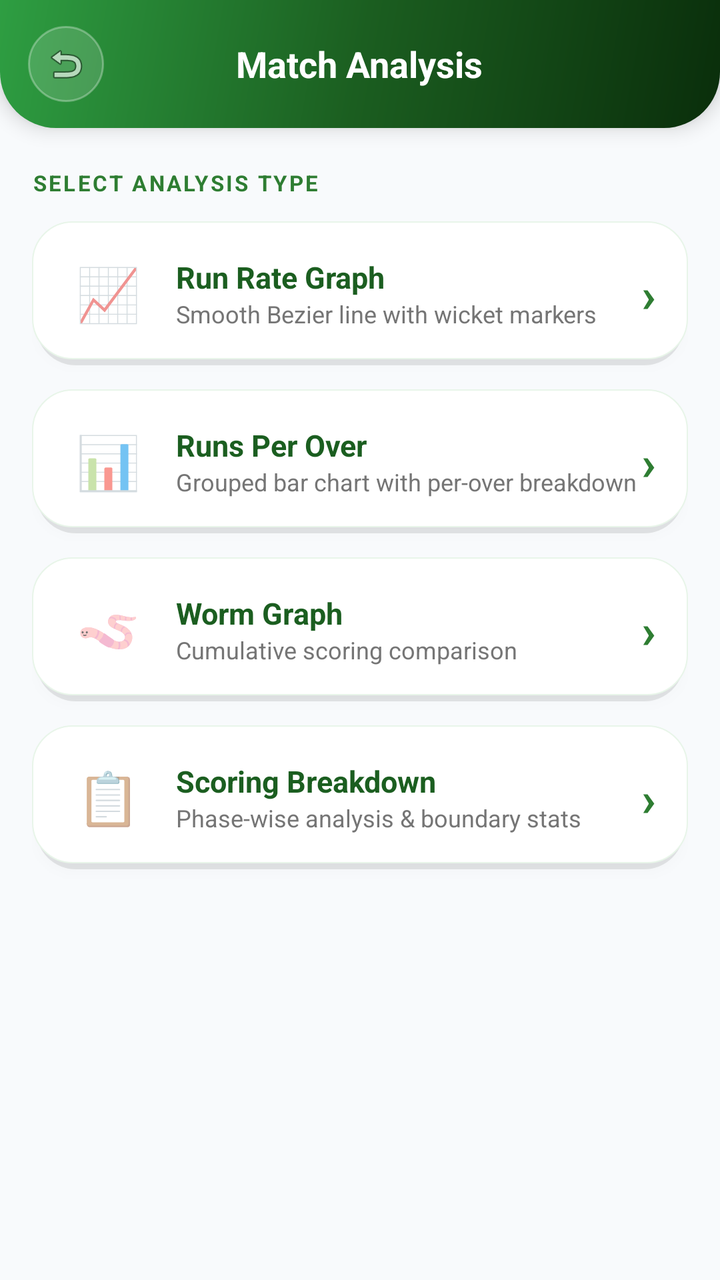
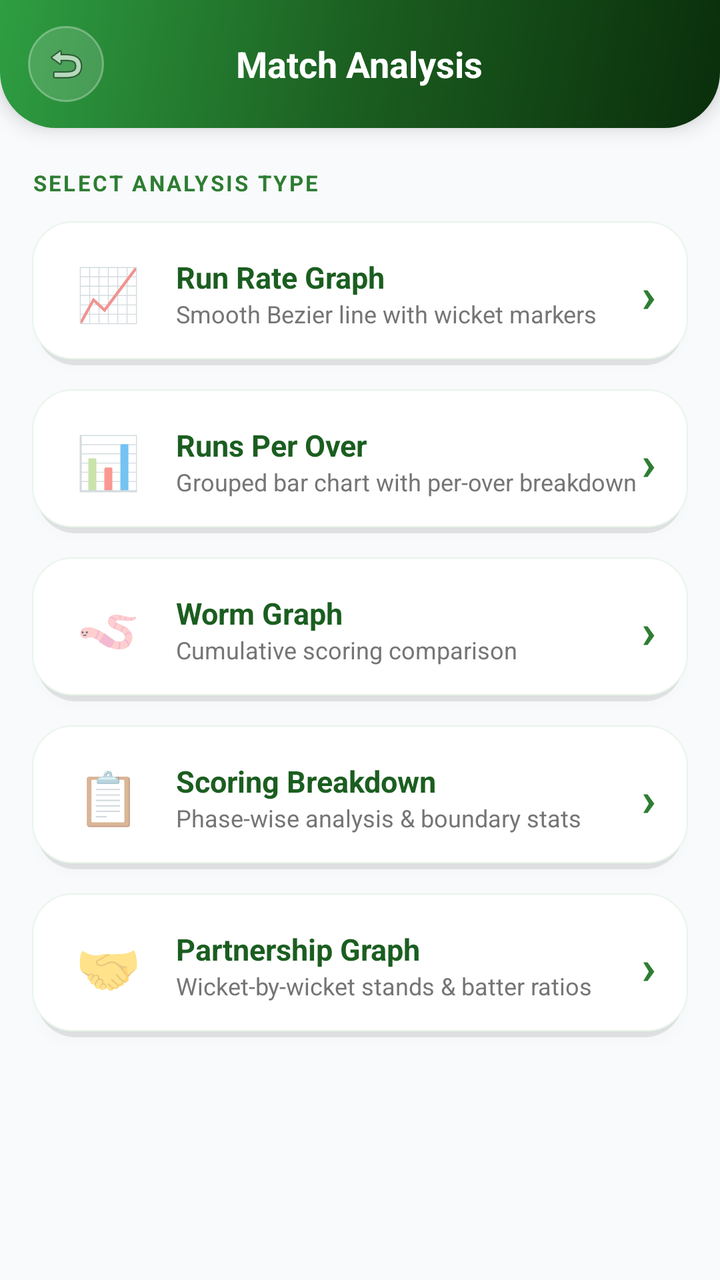

Before-and-after screenshots of an Android layout around one commit, followed by the original layout XML and the change that was made.
<!-- AndroidManifest.xml: application theme AppTheme.NoActionBar -->
<!-- res/layout/activity_compare.xml -->
<?xml version="1.0" encoding="utf-8"?>
<LinearLayout xmlns:android="http://schemas.android.com/apk/res/android"
    xmlns:app="http://schemas.android.com/apk/res-auto"
    android:layout_width="match_parent"
    android:layout_height="match_parent"
    android:orientation="vertical"
    android:fitsSystemWindows="true"
    android:background="#F8FAFC">

    
    <RelativeLayout
        android:layout_width="match_parent"
        android:layout_height="64dp"
        android:background="@drawable/bg_hero_header"
        android:elevation="6dp"
        android:paddingHorizontal="14dp">

        <ImageView
            android:id="@+id/btnBackCompare"
            android:layout_width="38dp"
            android:layout_height="38dp"
            android:background="@drawable/bg_header_action_circle"
            android:clickable="true"
            android:focusable="true"
            android:padding="8dp"
            android:src="@android:drawable/ic_menu_revert"
            app:tint="#FFFFFF"
            android:layout_centerVertical="true"
            android:contentDescription="Back" />

        <TextView
            android:id="@+id/tvCompareHeader"
            android:layout_width="wrap_content"
            android:layout_height="wrap_content"
            android:text="Match Analysis"
            android:textColor="#FFFFFF"
            android:textSize="18sp"
            android:textStyle="bold"
            android:layout_centerInParent="true" />
    </RelativeLayout>

    <ScrollView
        android:layout_width="match_parent"
        android:layout_height="match_parent"
        android:overScrollMode="never">

        <LinearLayout
            android:layout_width="match_parent"
            android:layout_height="wrap_content"
            android:orientation="vertical"
            android:padding="16dp">

            
            <TextView
                android:layout_width="wrap_content"
                android:layout_height="wrap_content"
                android:text="SELECT ANALYSIS TYPE"
                android:textSize="11sp"
                android:textColor="#2E7D32"
                android:textStyle="bold"
                android:letterSpacing="0.1"
                android:layout_marginBottom="12dp"
                android:layout_marginTop="4dp" />

            
            <LinearLayout
                android:id="@+id/btnRunRateGraph"
                android:layout_width="match_parent"
                android:layout_height="72dp"
                android:orientation="horizontal"
                android:gravity="center_vertical"
                android:background="@drawable/bg_card_modern"
                android:elevation="3dp"
                android:padding="16dp"
                android:layout_marginBottom="12dp"
                android:clickable="true"
                android:focusable="true">

                <TextView
                    android:layout_width="44dp"
                    android:layout_height="44dp"
                    android:text="📈"
                    android:textSize="26sp"
                    android:gravity="center" />

                <LinearLayout
                    android:layout_width="0dp"
                    android:layout_height="wrap_content"
                    android:layout_weight="1"
                    android:orientation="vertical"
                    android:paddingStart="12dp">

                    <TextView
                        android:layout_width="wrap_content"
                        android:layout_height="wrap_content"
                        android:text="Run Rate Graph"
                        android:textSize="15sp"
                        android:textColor="#1B5E20"
                        android:textStyle="bold" />

                    <TextView
                        android:layout_width="wrap_content"
                        android:layout_height="wrap_content"
                        android:text="Smooth Bezier line with wicket markers"
                        android:textSize="12sp"
                        android:textColor="#757575" />
                </LinearLayout>

                <TextView
                    android:layout_width="wrap_content"
                    android:layout_height="wrap_content"
                    android:text="›"
                    android:textSize="24sp"
                    android:textColor="#2E7D32"
                    android:textStyle="bold" />
            </LinearLayout>

            
            <LinearLayout
                android:id="@+id/btnBarChart"
                android:layout_width="match_parent"
                android:layout_height="72dp"
                android:orientation="horizontal"
                android:gravity="center_vertical"
                android:background="@drawable/bg_card_modern"
                android:elevation="3dp"
                android:padding="16dp"
                android:layout_marginBottom="12dp"
                android:clickable="true"
                android:focusable="true">

                <TextView
                    android:layout_width="44dp"
                    android:layout_height="44dp"
                    android:text="📊"
                    android:textSize="26sp"
                    android:gravity="center" />

                <LinearLayout
                    android:layout_width="0dp"
                    android:layout_height="wrap_content"
                    android:layout_weight="1"
                    android:orientation="vertical"
                    android:paddingStart="12dp">

                    <TextView
                        android:layout_width="wrap_content"
                        android:layout_height="wrap_content"
                        android:text="Runs Per Over"
                        android:textSize="15sp"
                        android:textColor="#1B5E20"
                        android:textStyle="bold" />

                    <TextView
                        android:layout_width="wrap_content"
                        android:layout_height="wrap_content"
                        android:text="Grouped bar chart with per-over breakdown"
                        android:textSize="12sp"
                        android:textColor="#757575" />
                </LinearLayout>

                <TextView
                    android:layout_width="wrap_content"
                    android:layout_height="wrap_content"
                    android:text="›"
                    android:textSize="24sp"
                    android:textColor="#2E7D32"
                    android:textStyle="bold" />
            </LinearLayout>

            
            <LinearLayout
                android:id="@+id/btnWormGraph"
                android:layout_width="match_parent"
                android:layout_height="72dp"
                android:orientation="horizontal"
                android:gravity="center_vertical"
                android:background="@drawable/bg_card_modern"
                android:elevation="3dp"
                android:padding="16dp"
                android:layout_marginBottom="12dp"
                android:clickable="true"
                android:focusable="true">

                <TextView
                    android:layout_width="44dp"
                    android:layout_height="44dp"
                    android:text="🪱"
                    android:textSize="26sp"
                    android:gravity="center" />

                <LinearLayout
                    android:layout_width="0dp"
                    android:layout_height="wrap_content"
                    android:layout_weight="1"
                    android:orientation="vertical"
                    android:paddingStart="12dp">

                    <TextView
                        android:layout_width="wrap_content"
                        android:layout_height="wrap_content"
                        android:text="Worm Graph"
                        android:textSize="15sp"
                        android:textColor="#1B5E20"
                        android:textStyle="bold" />

                    <TextView
                        android:layout_width="wrap_content"
                        android:layout_height="wrap_content"
                        android:text="Cumulative scoring comparison"
                        android:textSize="12sp"
                        android:textColor="#757575" />
                </LinearLayout>

                <TextView
                    android:layout_width="wrap_content"
                    android:layout_height="wrap_content"
                    android:text="›"
                    android:textSize="24sp"
                    android:textColor="#2E7D32"
                    android:textStyle="bold" />
            </LinearLayout>

            
            <LinearLayout
                android:id="@+id/btnScoringBreakdown"
                android:layout_width="match_parent"
                android:layout_height="72dp"
                android:orientation="horizontal"
                android:gravity="center_vertical"
                android:background="@drawable/bg_card_modern"
                android:elevation="3dp"
                android:padding="16dp"
                android:layout_marginBottom="12dp"
                android:clickable="true"
                android:focusable="true">

                <TextView
                    android:layout_width="44dp"
                    android:layout_height="44dp"
                    android:text="📋"
                    android:textSize="26sp"
                    android:gravity="center" />

                <LinearLayout
                    android:layout_width="0dp"
                    android:layout_height="wrap_content"
                    android:layout_weight="1"
                    android:orientation="vertical"
                    android:paddingStart="12dp">

                    <TextView
                        android:layout_width="wrap_content"
                        android:layout_height="wrap_content"
                        android:text="Scoring Breakdown"
                        android:textSize="15sp"
                        android:textColor="#1B5E20"
                        android:textStyle="bold" />

                    <TextView
                        android:layout_width="wrap_content"
                        android:layout_height="wrap_content"
                        android:text="Phase-wise analysis &amp; boundary stats"
                        android:textSize="12sp"
                        android:textColor="#757575" />
                </LinearLayout>

                <TextView
                    android:layout_width="wrap_content"
                    android:layout_height="wrap_content"
                    android:text="›"
                    android:textSize="24sp"
                    android:textColor="#2E7D32"
                    android:textStyle="bold" />
            </LinearLayout>

        </LinearLayout>
    </ScrollView>

</LinearLayout>
<!-- resources referenced by this layout -->
<resources>
  <!-- drawable bg_card_modern (drawable) -->
  <?xml version="1.0" encoding="utf-8"?>
  <layer-list xmlns:android="http://schemas.android.com/apk/res/android">
      
      <item android:top="3dp" android:left="2dp" android:right="2dp" android:bottom="0dp">
          <shape android:shape="rectangle">
              <solid android:color="#18000000"/>
              <corners android:radius="20dp"/>
          </shape>
      </item>
      
      <item android:bottom="3dp">
          <shape android:shape="rectangle">
              <solid android:color="#FFFFFF"/>
              <corners android:radius="20dp"/>
              <stroke android:width="0.5dp" android:color="#E8F5E9"/>
          </shape>
      </item>
  </layer-list>
  <!-- drawable bg_header_action_circle (drawable) -->
  <?xml version="1.0" encoding="utf-8"?>
  <ripple xmlns:android="http://schemas.android.com/apk/res/android"
      android:color="#40FFFFFF">
      <item>
          <shape android:shape="oval">
              <solid android:color="#26FFFFFF"/>
              <stroke android:width="1dp" android:color="#4DFFFFFF"/>
          </shape>
      </item>
  </ripple>
  <!-- drawable bg_hero_header (drawable) -->
  <?xml version="1.0" encoding="utf-8"?>
  <shape xmlns:android="http://schemas.android.com/apk/res/android"
      android:shape="rectangle">
      <gradient
          android:startColor="#0A2E0B"
          android:centerColor="#1B5E20"
          android:endColor="#2E9E42"
          android:angle="135"
          android:type="linear"/>
      <corners
          android:bottomLeftRadius="28dp"
          android:bottomRightRadius="28dp"/>
  </shape>
  <style name="AppTheme.NoActionBar" parent="AppTheme">
          <item name="android:windowActionBar">false</item>
          <item name="android:windowNoTitle">true</item>
          <item name="android:fitsSystemWindows">true</item>
      </style>
  <style name="AppTheme" parent="android:Theme.Material.Light">
          <item name="android:colorPrimary">@color/colorPrimary</item>
          <item name="android:colorPrimaryDark">@color/colorPrimaryDark</item>
          <item name="android:colorAccent">@color/colorAccent</item>
          <item name="android:windowBackground">@color/bgColor</item>
          <item name="android:textColorPrimary">@color/textPrimary</item>
          <item name="android:textColorSecondary">@color/textSecondary</item>
          <item name="android:fontFamily">sans-serif-medium</item>
          <item name="android:fitsSystemWindows">true</item>
      </style>
  <color name="colorPrimary">#1B5E20</color>
  <color name="colorPrimaryDark">#0A3D10</color>
  <color name="colorAccent">#FFD600</color>
  <color name="bgColor">#F0F4F0</color>
  <color name="textPrimary">#0D1F0E</color>
  <color name="textSecondary">#4A6741</color>
</resources>

<!-- the commit's change to res/layout/activity_compare.xml (unified diff, before → after) -->
@@ -274,6 +274,59 @@
                     android:textStyle="bold" />
             </LinearLayout>
 
+            
+            <LinearLayout
+                android:id="@+id/btnPartnershipGraph"
+                android:layout_width="match_parent"
+                android:layout_height="72dp"
+                android:orientation="horizontal"
+                android:gravity="center_vertical"
+                android:background="@drawable/bg_card_modern"
+                android:elevation="3dp"
+                android:padding="16dp"
+                android:layout_marginBottom="12dp"
+                android:clickable="true"
+                android:focusable="true">
+
+                <TextView
+                    android:layout_width="44dp"
+                    android:layout_height="44dp"
+                    android:text="🤝"
+                    android:textSize="26sp"
+                    android:gravity="center" />
+
+                <LinearLayout
+                    android:layout_width="0dp"
+                    android:layout_height="wrap_content"
+                    android:layout_weight="1"
+                    android:orientation="vertical"
+                    android:paddingStart="12dp">
+
+                    <TextView
+                        android:layout_width="wrap_content"
+                        android:layout_height="wrap_content"
+                        android:text="Partnership Graph"
+                        android:textSize="15sp"
+                        android:textColor="#1B5E20"
+                        android:textStyle="bold" />
+
+                    <TextView
+                        android:layout_width="wrap_content"
+                        android:layout_height="wrap_content"
+                        android:text="Wicket-by-wicket stands &amp; batter ratios"
+                        android:textSize="12sp"
+                        android:textColor="#757575" />
+                </LinearLayout>
+
+                <TextView
+                    android:layout_width="wrap_content"
+                    android:layout_height="wrap_content"
+                    android:text="›"
+                    android:textSize="24sp"
+                    android:textColor="#2E7D32"
+                    android:textStyle="bold" />
+            </LinearLayout>
+
         </LinearLayout>
     </ScrollView>
 
<!-- resource entries referenced after the edit -->
@@ -59,11 +59,11 @@
           <item name="android:fontFamily">sans-serif-medium</item>
           <item name="android:fitsSystemWindows">true</item>
       </style>
-  <color name="colorPrimary">#1B5E20</color>
-  <color name="colorPrimaryDark">#0A3D10</color>
-  <color name="colorAccent">#FFD600</color>
-  <color name="bgColor">#F0F4F0</color>
-  <color name="textPrimary">#0D1F0E</color>
-  <color name="textSecondary">#4A6741</color>
+  <color name="colorPrimary">#059669</color>
+  <color name="colorPrimaryDark">#047857</color>
+  <color name="colorAccent">#059669</color>
+  <color name="bgColor">#FFFFFF</color>
+  <color name="textPrimary">#111827</color>
+  <color name="textSecondary">#6B7280</color>
 </resources>
 
